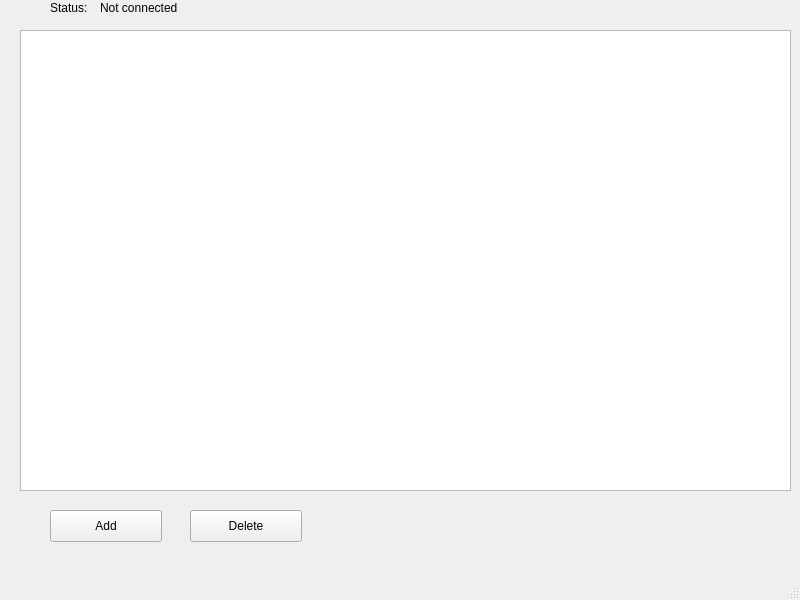
Before: the Qt Designer form mainwindow.ui in kodexxx/QtMySQLManager, drawn with Qt 5.
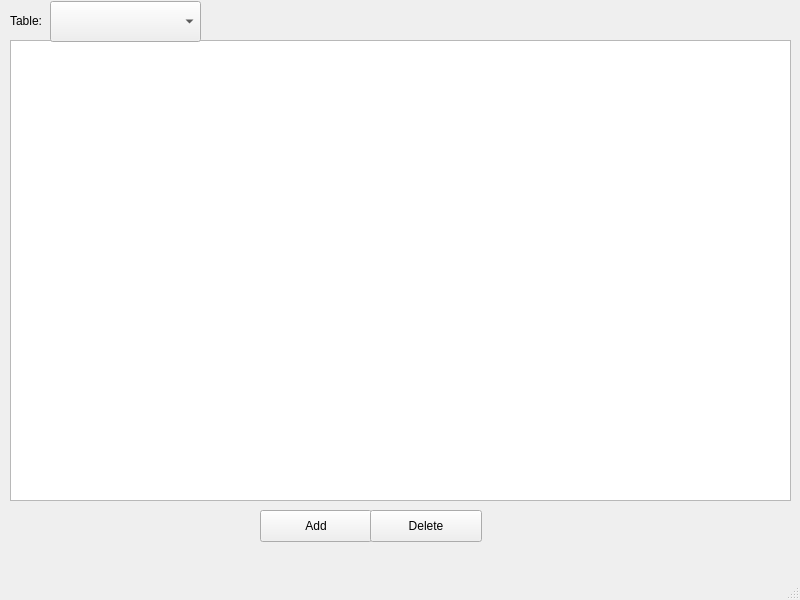
After: the same form once the commit is applied.

Commit message: update logic with change table

```diff
--- a/mainwindow.ui
+++ b/mainwindow.ui
@@ -17,43 +17,17 @@
    <widget class="QTableView" name="tableView">
     <property name="geometry">
      <rect>
-      <x>20</x>
-      <y>30</y>
-      <width>771</width>
+      <x>10</x>
+      <y>40</y>
+      <width>781</width>
       <height>461</height>
      </rect>
     </property>
    </widget>
-   <widget class="QLabel" name="label">
-    <property name="geometry">
-     <rect>
-      <x>50</x>
-      <y>0</y>
-      <width>58</width>
-      <height>16</height>
-     </rect>
-    </property>
-    <property name="text">
-     <string>Status:</string>
-    </property>
-   </widget>
-   <widget class="QLabel" name="dbConnectStatus">
-    <property name="geometry">
-     <rect>
-      <x>100</x>
-      <y>0</y>
-      <width>511</width>
-      <height>16</height>
-     </rect>
-    </property>
-    <property name="text">
-     <string>Not connected</string>
-    </property>
-   </widget>
    <widget class="QPushButton" name="pushButton">
     <property name="geometry">
      <rect>
-      <x>50</x>
+      <x>260</x>
       <y>510</y>
       <width>112</width>
       <height>32</height>
@@ -66,7 +40,7 @@
    <widget class="QPushButton" name="deleteButton">
     <property name="geometry">
      <rect>
-      <x>190</x>
+      <x>370</x>
       <y>510</y>
       <width>112</width>
       <height>32</height>
@@ -76,6 +50,29 @@
      <string>Delete</string>
     </property>
    </widget>
+   <widget class="QComboBox" name="tableChanger">
+    <property name="geometry">
+     <rect>
+      <x>50</x>
+      <y>1</y>
+      <width>151</width>
+      <height>41</height>
+     </rect>
+    </property>
+   </widget>
+   <widget class="QLabel" name="label">
+    <property name="geometry">
+     <rect>
+      <x>10</x>
+      <y>10</y>
+      <width>41</width>
+      <height>21</height>
+     </rect>
+    </property>
+    <property name="text">
+     <string>Table:</string>
+    </property>
+   </widget>
   </widget>
   <widget class="QMenuBar" name="menubar">
    <property name="geometry">
```
The commit also changes 2 other files.
